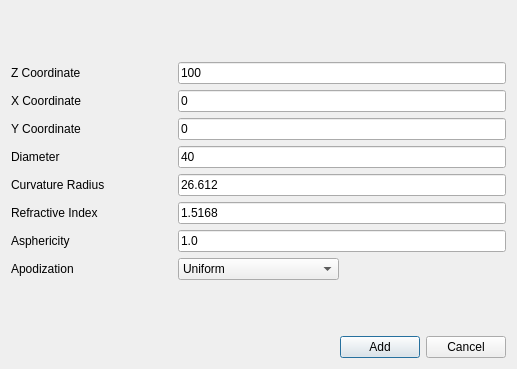
Old version of the form QtGuiApplication/AddSurfaceDialog.ui in the repository vtcon/GOSIS.
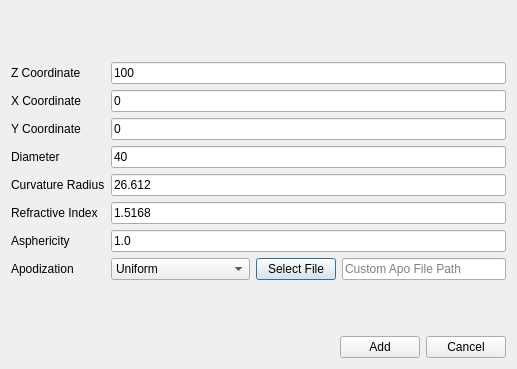
New version of the form.

Commit message: Custom Apodization added Next step: try to fix the color

Diff of the .ui file:
```diff
--- a/QtGuiApplication/AddSurfaceDialog.ui
+++ b/QtGuiApplication/AddSurfaceDialog.ui
@@ -36,7 +36,7 @@
        </property>
       </widget>
      </item>
-     <item row="0" column="1" colspan="2">
+     <item row="0" column="1" colspan="3">
       <widget class="QLineEdit" name="lineZ">
        <property name="text">
         <string>100</string>
@@ -50,7 +50,7 @@
        </property>
       </widget>
      </item>
-     <item row="1" column="1" colspan="2">
+     <item row="1" column="1" colspan="3">
       <widget class="QLineEdit" name="lineX">
        <property name="text">
         <string>0</string>
@@ -64,7 +64,7 @@
        </property>
       </widget>
      </item>
-     <item row="2" column="1" colspan="2">
+     <item row="2" column="1" colspan="3">
       <widget class="QLineEdit" name="lineY">
        <property name="text">
         <string>0</string>
@@ -78,7 +78,7 @@
        </property>
       </widget>
      </item>
-     <item row="3" column="1" colspan="2">
+     <item row="3" column="1" colspan="3">
       <widget class="QLineEdit" name="lineDiam">
        <property name="text">
         <string>40</string>
@@ -92,7 +92,7 @@
        </property>
       </widget>
      </item>
-     <item row="4" column="1" colspan="2">
+     <item row="4" column="1" colspan="3">
       <widget class="QLineEdit" name="lineRadius">
        <property name="text">
         <string>26.612</string>
@@ -106,7 +106,7 @@
        </property>
       </widget>
      </item>
-     <item row="5" column="1" colspan="2">
+     <item row="5" column="1" colspan="3">
       <widget class="QLineEdit" name="lineRefracI">
        <property name="text">
         <string>1.5168</string>
@@ -120,7 +120,7 @@
        </property>
       </widget>
      </item>
-     <item row="6" column="1" colspan="2">
+     <item row="6" column="1" colspan="3">
       <widget class="QLineEdit" name="lineAsph">
        <property name="text">
         <string>1.0</string>
@@ -146,6 +146,28 @@
          <string>Bartlett</string>
         </property>
        </item>
+       <item>
+        <property name="text">
+         <string>Custom Apodization</string>
+        </property>
+       </item>
+      </widget>
+     </item>
+     <item row="7" column="2">
+      <widget class="QPushButton" name="pushSelectApoPath">
+       <property name="text">
+        <string>Select File</string>
+       </property>
+      </widget>
+     </item>
+     <item row="7" column="3">
+      <widget class="QLineEdit" name="lineApoPath">
+       <property name="text">
+        <string/>
+       </property>
+       <property name="placeholderText">
+        <string>Custom Apo File Path</string>
+       </property>
       </widget>
      </item>
     </layout>
```
The commit also changes 14 other files.
